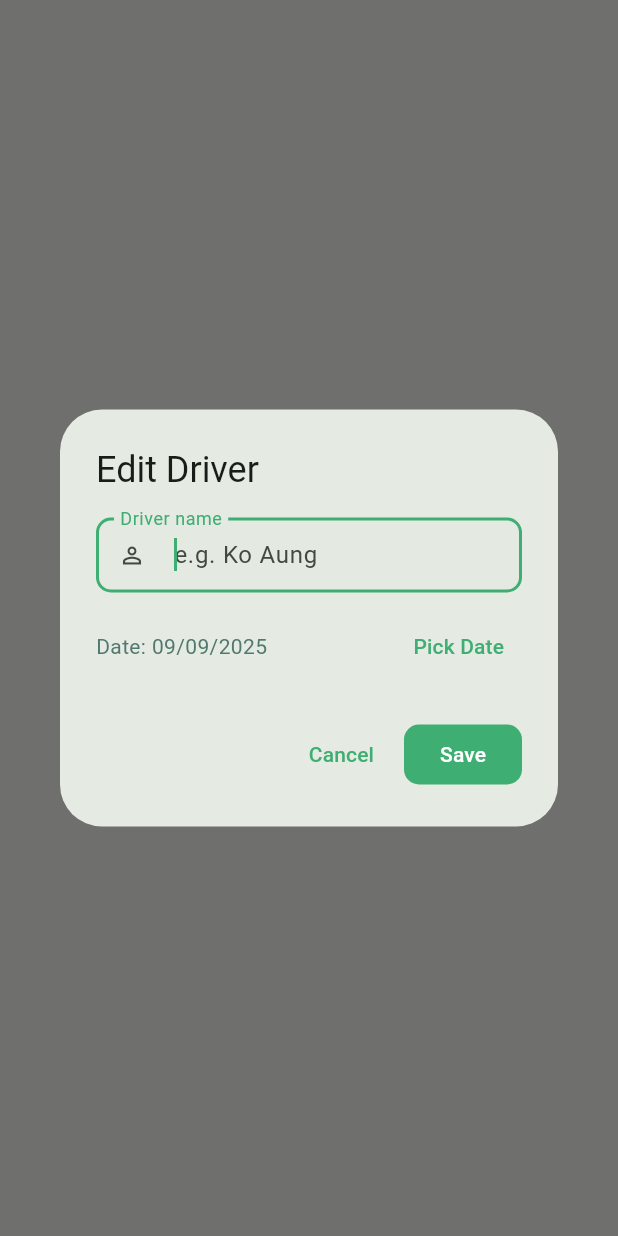
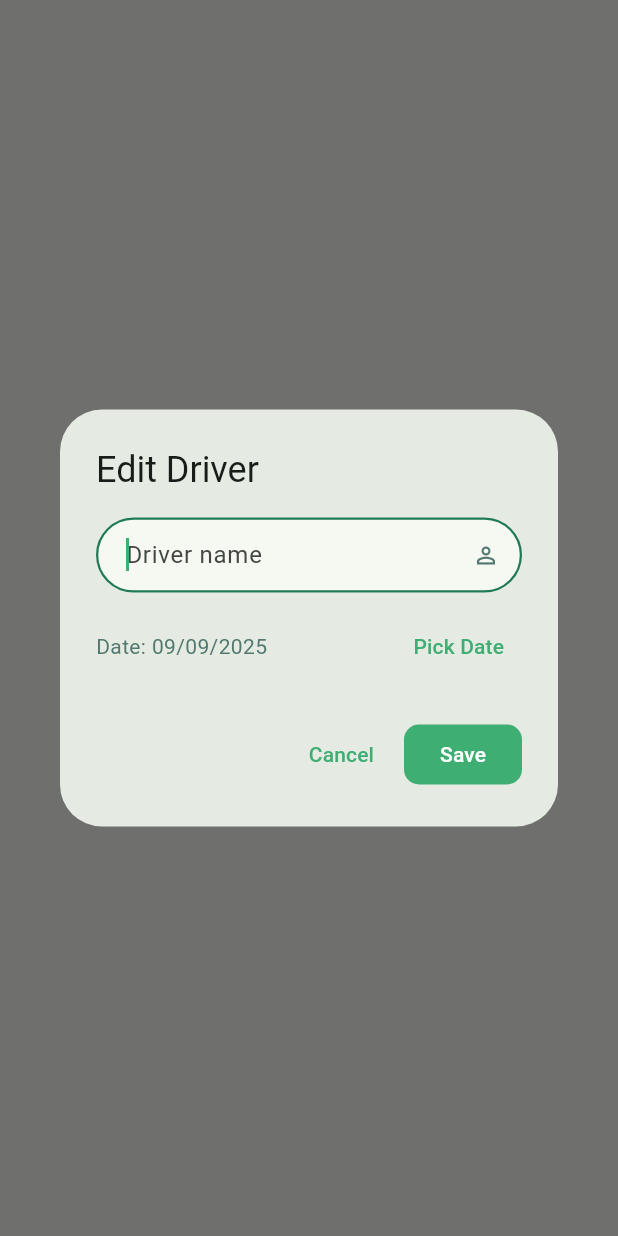
Before and after one commit to n3k00/tkt_pos, a Flutter app: what showEditDriverDialog() shows on an empty page, opened directly with empty values, on a phone screen of 412 x 824 dp. Run offline on Flutter 3.47's test engine with Material 3 defaults, Android fonts, the phone set to English and light mode, and no system bars; our stand-ins replace drift, get, get_storage; missing offline and left inert: window_manager; accounts and stored records are empty; generated files the repository leaves out were written again.

Commit message:
ui(driver-dialog): restyle TextFields to rounded pill inputs without labels; use AppColor palette

```diff
--- a/lib/features/inventory/presentation/dialogs/driver_dialogs.dart
+++ b/lib/features/inventory/presentation/dialogs/driver_dialogs.dart
@@ -2,6 +2,7 @@ import 'package:flutter/material.dart';
 
 import 'package:tkt_pos/data/local/app_database.dart';
 import 'package:tkt_pos/features/inventory/presentation/controllers/inventory_controller.dart';
+import 'package:tkt_pos/resources/colors.dart';
 
 Future<void> showEditDriverDialog(
   BuildContext context,
@@ -36,34 +37,33 @@ Future<void> showEditDriverDialog(
                         color: Colors.black87,
                       ),
                       decoration: InputDecoration(
-                        labelText: 'Driver name',
-                        hintText: 'e.g. Ko Aung',
-                        prefixIcon: const Icon(Icons.person_outline),
+                        hintText: 'Driver name',
+                        isDense: true,
+                        contentPadding: const EdgeInsets.symmetric(
+                          horizontal: 16,
+                          vertical: 14,
+                        ),
                         filled: true,
-                        fillColor: Theme.of(ctx)
-                            .colorScheme
-                            .surfaceContainerHighest
-                            .withValues(alpha: 0.25),
+                        fillColor: AppColor.surfaceBackground,
                         border: OutlineInputBorder(
-                          borderRadius: BorderRadius.circular(10),
+                          borderRadius: BorderRadius.circular(28),
+                          borderSide: const BorderSide(color: AppColor.border),
                         ),
                         enabledBorder: OutlineInputBorder(
-                          borderRadius: BorderRadius.circular(10),
-                          borderSide: BorderSide(
-                            color: Theme.of(ctx).colorScheme.outline,
+                          borderRadius: BorderRadius.circular(28),
+                          borderSide: const BorderSide(color: AppColor.border),
+                        ),
+                        focusedBorder: OutlineInputBorder(
+                          borderRadius: BorderRadius.circular(28),
+                          borderSide: const BorderSide(
+                            color: AppColor.primaryDark,
+                            width: 1.5,
                           ),
                         ),
-                        focusedBorder: OutlineInputBorder(
-                          borderRadius: BorderRadius.circular(10),
-                          borderSide: BorderSide(
-                            color: Theme.of(ctx).colorScheme.primary,
-                            width: 2,
-                          ),
-                        ),
-                        isDense: true,
-                        contentPadding: const EdgeInsets.symmetric(
-                          horizontal: 12,
-                          vertical: 14,
+                        suffixIcon: const Icon(
+                          Icons.person_outline,
+                          size: 18,
+                          color: AppColor.textSecondary,
                         ),
                       ),
                       validator: (v) => (v == null || v.trim().isEmpty)
@@ -234,34 +234,33 @@ Future<void> showAddDriverDialog(
                       color: Colors.black87,
                     ),
                     decoration: InputDecoration(
-                      labelText: 'Driver name',
-                      hintText: 'e.g. Ko Aung',
-                      prefixIcon: const Icon(Icons.person_outline),
+                      hintText: 'Driver name',
+                      isDense: true,
+                      contentPadding: const EdgeInsets.symmetric(
+                        horizontal: 16,
+                        vertical: 14,
+                      ),
                       filled: true,
-                      fillColor: Theme.of(ctx)
-                          .colorScheme
-                          .surfaceContainerHighest
-                          .withValues(alpha: 0.25),
+                      fillColor: AppColor.surfaceBackground,
                       border: OutlineInputBorder(
-                        borderRadius: BorderRadius.circular(10),
+                        borderRadius: BorderRadius.circular(28),
+                        borderSide: const BorderSide(color: AppColor.border),
                       ),
                       enabledBorder: OutlineInputBorder(
-                        borderRadius: BorderRadius.circular(10),
-                        borderSide: BorderSide(
-                          color: Theme.of(ctx).colorScheme.outline,
+                        borderRadius: BorderRadius.circular(28),
+                        borderSide: const BorderSide(color: AppColor.border),
+                      ),
+                      focusedBorder: OutlineInputBorder(
+                        borderRadius: BorderRadius.circular(28),
+                        borderSide: const BorderSide(
+                          color: AppColor.primaryDark,
+                          width: 1.5,
                         ),
                       ),
-                      focusedBorder: OutlineInputBorder(
-                        borderRadius: BorderRadius.circular(10),
-                        borderSide: BorderSide(
-                          color: Theme.of(ctx).colorScheme.primary,
-                          width: 2,
-                        ),
-                      ),
-                      isDense: true,
-                      contentPadding: const EdgeInsets.symmetric(
-                        horizontal: 12,
-                        vertical: 14,
+                      suffixIcon: const Icon(
+                        Icons.person_outline,
+                        size: 18,
+                        color: AppColor.textSecondary,
                       ),
                     ),
                     validator: (v) => (v == null || v.trim().isEmpty)
```
